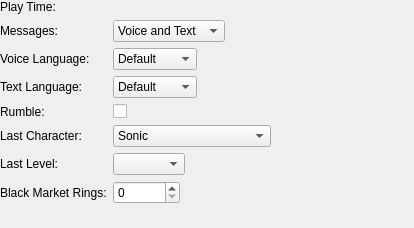
The window that src/mcrecover/edit/SonicAdventure/SAGeneral.ui (GerbilSoft/mcrecover) describes before a commit, drawn with Qt 5.
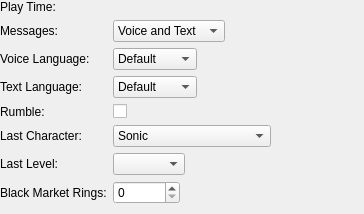
The same window after the commit. Icons and pictures are not drawn. Custom widgets are drawn as their Qt base class.

Commit message:
[SonicAdventure] Minor UI adjustments.
SAGeneral.ui: Reduced the default widget size.

SAAdventure.ui:
- Removed hboxCharacter. This is a leftover from one of the other tabs.
  (probably SALevelStats)
- !DONT_SHOW_UNKNOWN ("unknown" items are hidden):
  - Reduced the column span of vspcSpacer so it doesn't result in unused
    horizontal space.
  - Adjust the grid position of lblAct in addition to the other labels
    so we don't end up with extra columns.
- Align all labels in Qt Designer instead of code: Qt::AlignTop, and
  Qt::AlignHCenter for most labels (Qt::AlignLeft for Level and Act).

```diff
--- a/src/mcrecover/edit/SonicAdventure/SAGeneral.ui
+++ b/src/mcrecover/edit/SonicAdventure/SAGeneral.ui
@@ -6,8 +6,8 @@
    <rect>
     <x>0</x>
     <y>0</y>
-    <width>414</width>
-    <height>228</height>
+    <width>364</width>
+    <height>214</height>
    </rect>
   </property>
   <layout class="QFormLayout" name="formLayout">
```
The commit also changes 2 other files.
